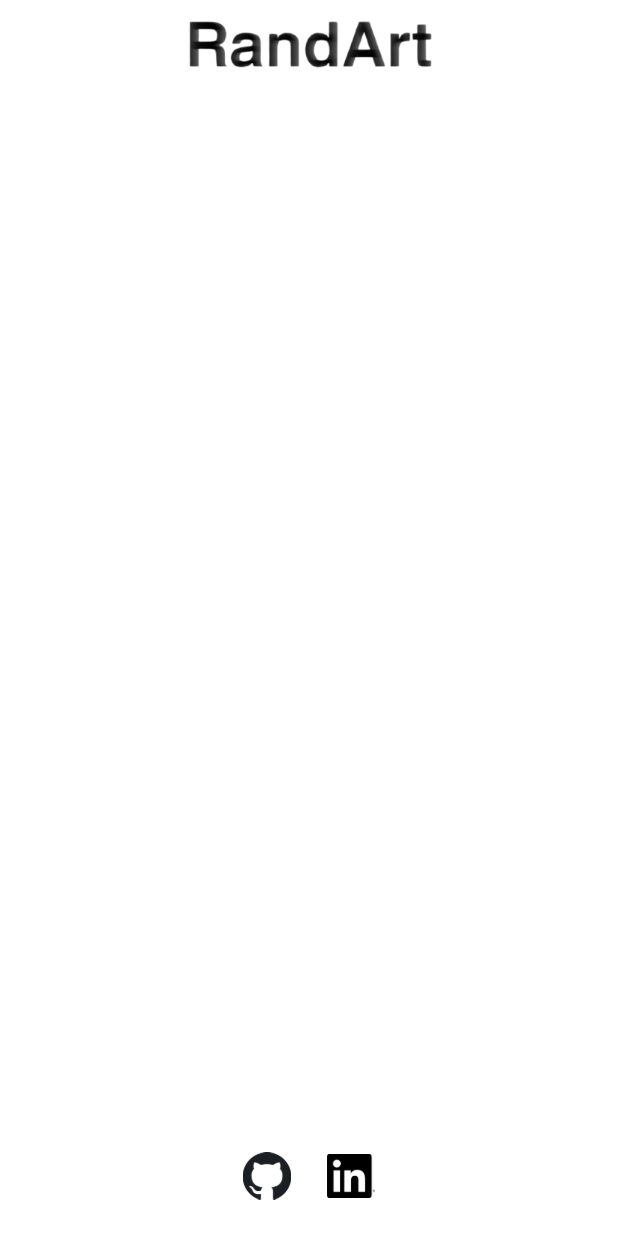
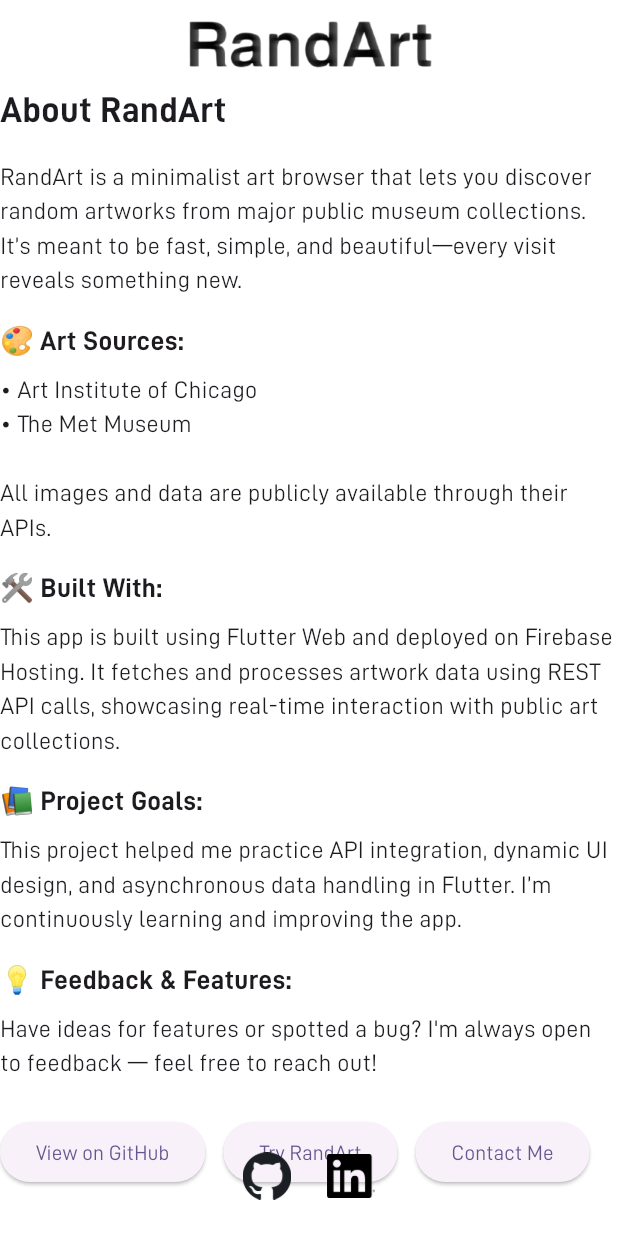
Before and after one commit to jergusnadasky/RandArt, a Flutter app: the screen it shows after launch, after a tap on the "pages" icon, on a phone screen of 412 x 824 dp. Run offline on Flutter 3.47's test engine with Material 3 defaults, Android fonts, the light colour scheme and no system bars; our stand-ins replace after_layout, cached_network_image, palette_generator; missing offline and left inert: dart:html; network calls fail.

```diff
--- a/lib/pages/about_page.dart
+++ b/lib/pages/about_page.dart
@@ -114,10 +114,96 @@
           ),
         ),
       ),
-      body: Center(child: Column(children: [
-
-          ],
-        )),
+      body: Column(
+        crossAxisAlignment: CrossAxisAlignment.start,
+        children: [
+          Text(
+            'About RandArt',
+            style: TextStyle(fontSize: 24, fontWeight: FontWeight.bold),
+          ),
+          SizedBox(height: 16),
+          Text(
+            'RandArt is a minimalist art browser that lets you discover random artworks from major public museum collections. '
+            'It’s meant to be fast, simple, and beautiful—every visit reveals something new.',
+            style: TextStyle(fontSize: 16),
+          ),
+          SizedBox(height: 16),
+          Text(
+            '🎨 Art Sources:',
+            style: TextStyle(fontSize: 18, fontWeight: FontWeight.w600),
+          ),
+          SizedBox(height: 8),
+          Text(
+            '• Art Institute of Chicago\n'
+            '• The Met Museum\n\n'
+            'All images and data are publicly available through their APIs.',
+            style: TextStyle(fontSize: 16),
+          ),
+          SizedBox(height: 16),
+          Text(
+            '🛠️ Built With:',
+            style: TextStyle(fontSize: 18, fontWeight: FontWeight.w600),
+          ),
+          SizedBox(height: 8),
+          Text(
+            'This app is built using Flutter Web and deployed on Firebase Hosting. '
+            'It fetches and processes artwork data using REST API calls, showcasing real-time interaction with public art collections.',
+            style: TextStyle(fontSize: 16),
+          ),
+          SizedBox(height: 16),
+          Text(
+            '📚 Project Goals:',
+            style: TextStyle(fontSize: 18, fontWeight: FontWeight.w600),
+          ),
+          SizedBox(height: 8),
+          Text(
+            'This project helped me practice API integration, dynamic UI design, and asynchronous data handling in Flutter. '
+            'I’m continuously learning and improving the app.',
+            style: TextStyle(fontSize: 16),
+          ),
+          SizedBox(height: 16),
+          Text(
+            '💡 Feedback & Features:',
+            style: TextStyle(fontSize: 18, fontWeight: FontWeight.w600),
+          ),
+          SizedBox(height: 8),
+          Text(
+            'Have ideas for features or spotted a bug? I\'m always open to feedback — feel free to reach out!',
+            style: TextStyle(fontSize: 16),
+          ),
+          SizedBox(height: 24),
+          // Optional buttons (GitHub, Contact, etc.)
+          Wrap(
+            spacing: 12,
+            runSpacing: 12,
+            children: [
+              ElevatedButton(
+                onPressed: () {
+                  // Replace with your GitHub repo
+                  launchUrl(
+                    Uri.parse('https://github.com/your-username/randart'),
+                  );
+                },
+                child: Text('View on GitHub'),
+              ),
+              ElevatedButton(
+                onPressed: () {
+                  // Replace with your live site
+                  launchUrl(Uri.parse('https://randart.web.app'));
+                },
+                child: Text('Try RandArt'),
+              ),
+              ElevatedButton(
+                onPressed: () {
+                  // Replace with your email or contact form
+                  launchUrl(Uri.parse('mailto:your.email@example.com'));
+                },
+                child: Text('Contact Me'),
+              ),
+            ],
+          ),
+        ],
+      ),
     );
   }
 }
--- a/lib/services/met_art_service.dart
+++ b/lib/services/met_art_service.dart
@@ -36,9 +36,25 @@
         // Skip if no valid image URL
         if (imageUrl == null || imageUrl.isEmpty) continue;
 
-        // Make a HEAD request to validate if image is accessible (e.g., not blocked)
-        final imageCheck = await http.head(Uri.parse(imageUrl));
-        if (imageCheck.statusCode != 200) continue;
+        // Check if image is accessible and handle CORS errors
+        try {
+          final imageCheck = await http.head(Uri.parse(imageUrl));
+          if (imageCheck.statusCode != 200) continue;
+
+          // Additional check: try to make a GET request to ensure the image is truly accessible
+          // This will catch CORS errors that might not appear in HEAD requests
+          final imageTest = await http.get(Uri.parse(imageUrl)).timeout(
+            Duration(seconds: 5),
+            onTimeout: () => throw Exception('Image request timeout'),
+          );
+
+          if (imageTest.statusCode != 200) continue;
+
+        } catch (e) {
+          // This will catch CORS errors, timeouts, and other network issues
+          print('Image accessibility check failed for $imageUrl: $e');
+          continue; // Skip this artwork and try the next one
+        }
 
         return Artwork(
           title: obj['title'] ?? 'Untitled',
@@ -53,6 +69,7 @@
 
       return null;
     } catch (e) {
+      print('General error in getRandomArtwork: $e');
       return null;
     }
   }
```
Also changed, not shown: 4 other files.
